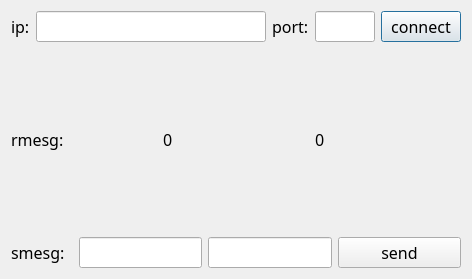
Old version of the form client/dialog.ui in the repository fengyikil/Platform.
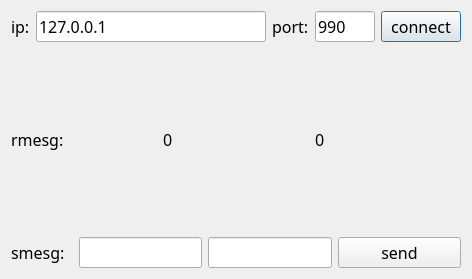
New version of the form.

What changed in the file:
```diff
--- a/client/dialog.ui
+++ b/client/dialog.ui
@@ -41,6 +41,9 @@
          <bold>false</bold>
         </font>
        </property>
+       <property name="text">
+        <string>127.0.0.1</string>
+       </property>
       </widget>
      </item>
      <item>
@@ -80,6 +83,9 @@
          <bold>false</bold>
         </font>
        </property>
+       <property name="text">
+        <string>990</string>
+       </property>
       </widget>
      </item>
      <item>
```
